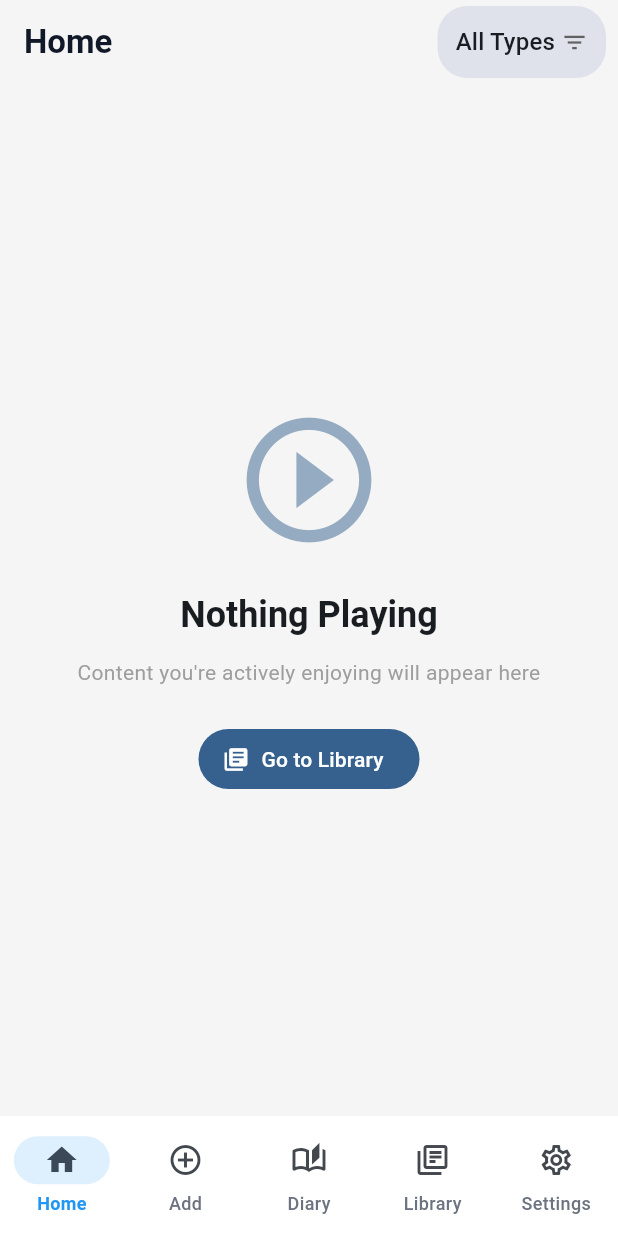
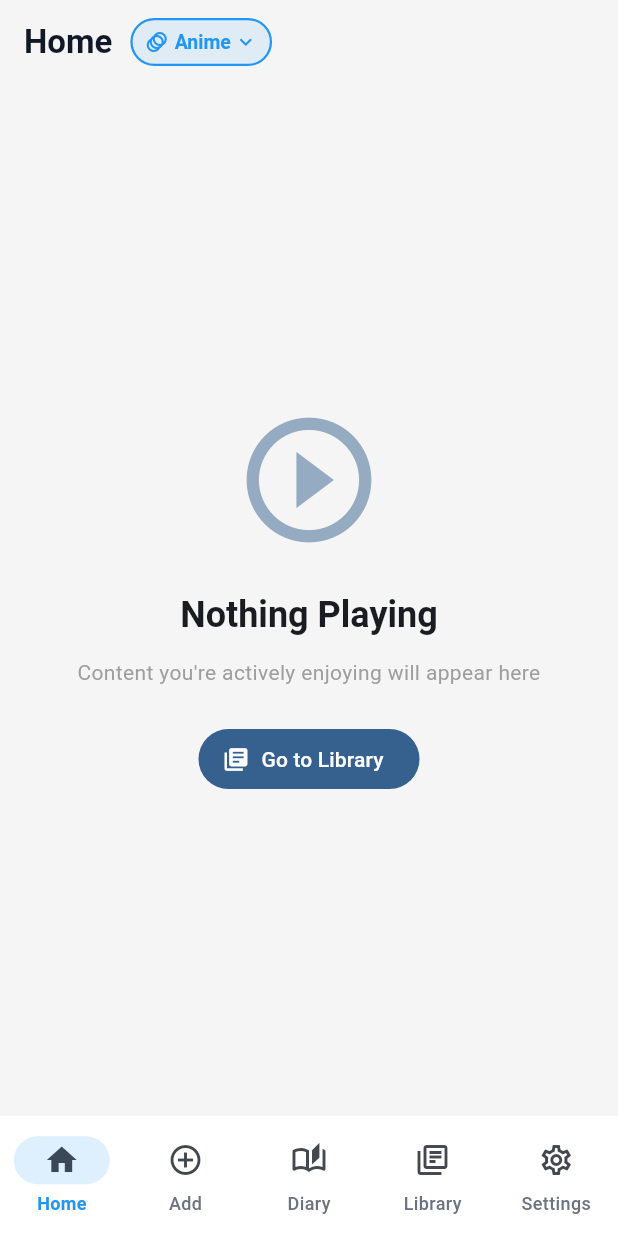
Before and after one commit to Silversoul-07/omega, a Flutter app: the screen it shows after launch, after a tap on "Go to Library", on a phone screen of 412 x 824 dp. Run offline on Flutter 3.47's test engine with Material 3 defaults, Android fonts, the phone set to English and light mode, and no system bars; our stand-ins replace google_generative_ai, isar; accounts and stored records are empty; generated files the repository leaves out were written again.

Commit message:
fix: error fix

```diff
--- a/lib/screens/add/add_content_screen.dart
+++ b/lib/screens/add/add_content_screen.dart
@@ -69,14 +69,14 @@ class _AddContentScreenState extends State<AddContentScreen> {
 
     try {
       // TODO: Replace with user's API key from settings
-      const apiKey = 'YOUR_GEMINI_API_KEY_HERE';
+      const apiKey = 'AIzaSyBTkAegcUu8FFXsIGbARLFmZ4VH9ot8wAg';
 
       if (apiKey == 'YOUR_GEMINI_API_KEY_HERE') {
         throw Exception('Please add your Gemini API key in Settings');
       }
 
       final model = GenerativeModel(
-        model: 'gemini-1.5-flash',
+        model: 'gemini-2.5-flash',
         apiKey: apiKey,
       );
 
--- a/lib/screens/home/home_screen.dart
+++ b/lib/screens/home/home_screen.dart
@@ -30,16 +30,17 @@ class _HomeScreenState extends State<HomeScreen> {
   Widget build(BuildContext context) {
     return Scaffold(
       appBar: AppBar(
-        title: const Text(
+        title: Row(
+          children: [
+            const Text(
               'Home',
               style: TextStyle(fontWeight: FontWeight.bold),
             ),
-        actions: [
-          Padding(
-            padding: const EdgeInsets.only(right: 8),
-            child: _buildTypeDropdown(),
+            const SizedBox(width: 12),
+            _buildProfileSelector(),
+            const SizedBox(width: 12),
+          ],
         ),
-        ],
       ),
       body: Column(
         children: [
@@ -50,53 +51,65 @@ class _HomeScreenState extends State<HomeScreen> {
     );
   }
 
-  Widget _buildTypeDropdown() {
-    return Container(
-      padding: const EdgeInsets.symmetric(horizontal: 12),
+  Widget _buildProfileSelector() {
+    return GestureDetector(
+      onTap: () async {
+        if (widget.selectedProfile != null) {
+          final newProfile = await ProfileSwitcher.show(
+            context,
+            widget.selectedProfile!,
+          );
+          if (newProfile != null) {
+            widget.onProfileChange(newProfile);
+            // Reset filters when profile changes
+            setState(() {
+              _selectedType = null;
+              _selectedCategory = null;
+            });
+          }
+        }
+      },
+      child: Container(
+        height: 32,
+        padding: const EdgeInsets.symmetric(horizontal: 8),
         decoration: BoxDecoration(
-        color: Theme.of(context).colorScheme.surfaceVariant,
-        borderRadius: BorderRadius.circular(20),
+          color: widget.selectedProfile?.color.withOpacity(0.1) ?? Colors.grey.withOpacity(0.1),
+          borderRadius: BorderRadius.circular(16),
+          border: Border.all(
+            color: widget.selectedProfile?.color ?? Colors.grey,
+            width: 1.5,
           ),
-      child: DropdownButton<ContentType?>(
-        value: _selectedType,
-        underline: Container(),
-        hint: const Text('Filter'),
-        icon: const Icon(Icons.filter_list, size: 18),
-        items: [
-          const DropdownMenuItem<ContentType?>(
-            value: null,
-            child: Text('All Types'),
         ),
-          const DropdownMenuItem<ContentType?>(
-            value: ContentType.anime,
-            child: Text('Anime'),
+        child: Row(
+          mainAxisSize: MainAxisSize.min,
+          children: [
+            Icon(
+              widget.selectedProfile?.icon ?? Icons.apps,
+              size: 16,
+              color: widget.selectedProfile?.color ?? Colors.grey,
             ),
-          const DropdownMenuItem<ContentType?>(
-            value: ContentType.comic,
-            child: Text('Comics'),
+            const SizedBox(width: 4),
+            Text(
+              widget.selectedProfile?.displayName ?? 'All',
+              style: TextStyle(
+                fontSize: 13,
+                fontWeight: FontWeight.bold,
+                color: widget.selectedProfile?.color ?? Colors.grey,
               ),
-          const DropdownMenuItem<ContentType?>(
-            value: ContentType.novel,
-            child: Text('Novels'),
             ),
-          const DropdownMenuItem<ContentType?>(
-            value: ContentType.movie,
-            child: Text('Movies'),
-          ),
-          const DropdownMenuItem<ContentType?>(
-            value: ContentType.tvSeries,
-            child: Text('TV Series'),
+            const SizedBox(width: 2),
+            Icon(
+              Icons.keyboard_arrow_down,
+              size: 16,
+              color: widget.selectedProfile?.color ?? Colors.grey,
             ),
           ],
-        onChanged: (value) {
-          setState(() {
-            _selectedType = value;
-            _selectedCategory = null; // Reset category when type changes
-          });
-        },
+        ),
       ),
     );
   }
+
+
 
   Widget _buildCategoryFilter() {
     return FutureBuilder<List<ContentItem>>(
@@ -278,8 +291,8 @@ class _HomeScreenState extends State<HomeScreen> {
             const SizedBox(height: 24),
             FilledButton.icon(
               onPressed: () {
-                // Switch to Library tab (index 3)
-                DefaultTabController.of(context).animateTo(3);
+                // Switch to Library tab (index 1)
+                DefaultTabController.of(context).animateTo(1);
               },
               icon: const Icon(Icons.library_books),
               label: const Text('Go to Library'),
--- a/lib/screens/library/library_screen.dart
+++ b/lib/screens/library/library_screen.dart
@@ -5,6 +5,7 @@ import '../../models/profile_type.dart';
 import '../../services/database_service.dart';
 import '../../widgets/content_grid_card.dart';
 import '../../widgets/profile_switcher.dart';
+import '../add/add_content_screen.dart';
 
 /// Library screen - View all content in library
 class LibraryScreen extends StatefulWidget {
@@ -109,7 +110,6 @@ class _LibraryScreenState extends State<LibraryScreen>
           controller: _tabController,
           isScrollable: true,
           tabs: const [
-            Tab(text: 'All'),
             Tab(text: 'Completed'),
             Tab(text: 'Plan to Watch'),
             Tab(text: 'On Hold'),
@@ -120,46 +120,37 @@ class _LibraryScreenState extends State<LibraryScreen>
       body: TabBarView(
         controller: _tabController,
         children: [
-          _buildAllTab(),
           _buildStatusTab(ContentStatus.completed),
           _buildStatusTab(ContentStatus.planToWatch),
           _buildStatusTab(ContentStatus.onHold),
           _buildStatusTab(ContentStatus.dropped),
         ],
       ),
+      floatingActionButton: FloatingActionButton.extended(
+        onPressed: () => _openAddContentScreen(),
+        icon: const Icon(Icons.add),
+        label: const Text('Add Content'),
+      ),
     );
   }
 
-  Widget _buildAllTab() {
-    return FutureBuilder<List<ContentItem>>(
-      future: widget.selectedProfile == null
-          ? _db.getAllContentItems()
-          : _db.getContentItemsByType(widget.selectedProfile!.contentType),
-      builder: (context, snapshot) {
-        if (snapshot.connectionState == ConnectionState.waiting) {
-          return const Center(child: CircularProgressIndicator());
-        }
+  Future<void> _openAddContentScreen() async {
+    final result = await Navigator.push(
+      context,
+      MaterialPageRoute(
+        builder: (context) => AddContentScreen(
+          selectedProfile: widget.selectedProfile,
+        ),
+      ),
+    );
 
-        if (snapshot.hasError) {
-          return Center(
-            child: Text('Error: ${snapshot.error}'),
-          );
-        }
+    // Refresh if content was added
+    if (result == true && mounted) {
+      setState(() {});
+    }
+  }
 
-        final items = snapshot.data ?? [];
 
-        if (items.isEmpty) {
-          return _buildEmptyState(
-            icon: Icons.library_books_outlined,
-            title: 'No Content Yet',
-            subtitle: 'Add some content from the Discover tab or use Settings to populate test data',
-          );
-        }
-
-        return _buildContentList(items);
-      },
-    );
-  }
 
   Widget _buildStatusTab(ContentStatus status) {
     return FutureBuilder<List<ContentItem>>(
```
Also changed, not shown: pubspec.yaml (+2 -24 lines), pubspec.lock, 1 other file. Lines whose indentation alone changed are shown as unchanged.
